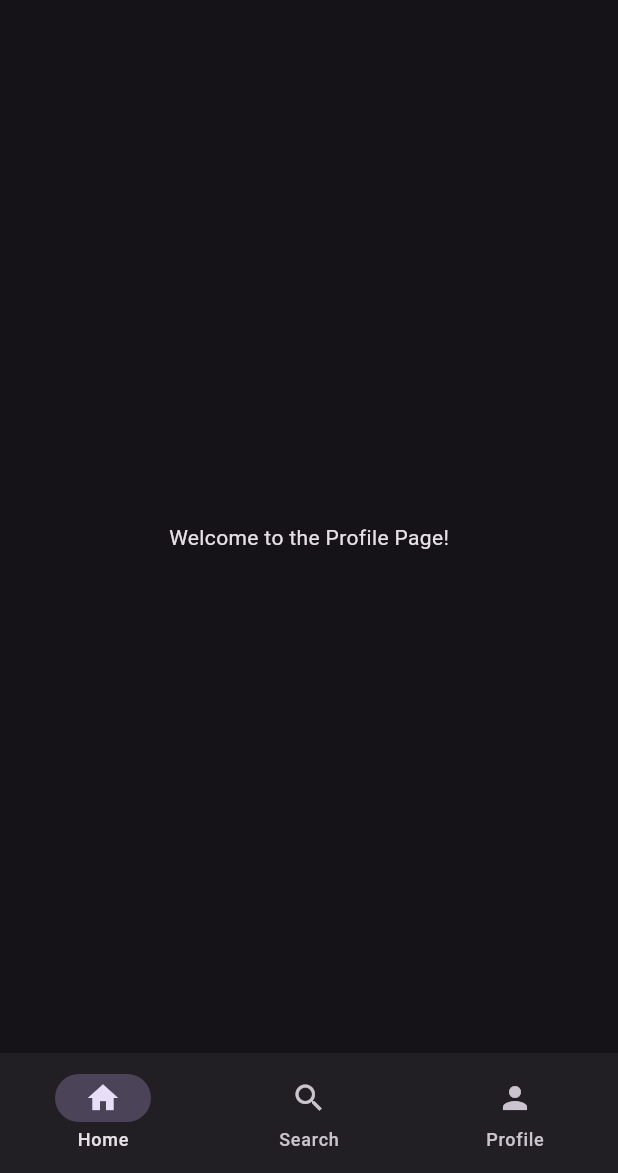
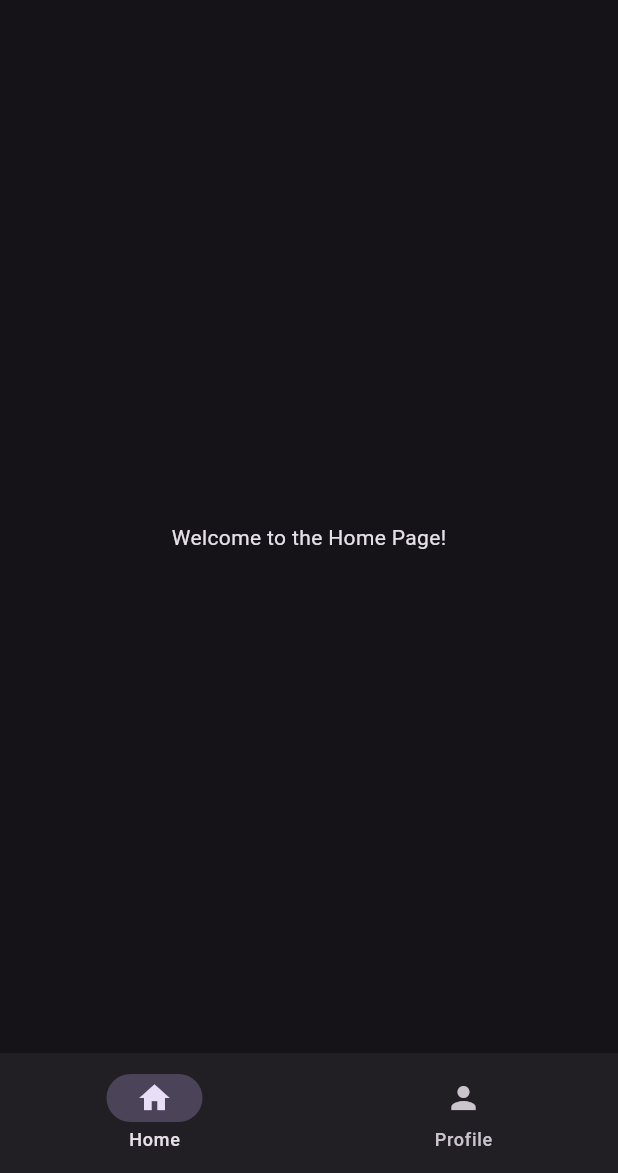
Before and after one commit to DCT-Berinyuy/Learn_Flutter_Dev, a Flutter app: the screen it shows after launch, on a phone screen of 412 x 824 dp, the part 63-1236 px from its top. Run offline on Flutter 3.47's test engine with Material 3 defaults, Android fonts, the phone set to English and light mode, and no system bars.

```diff
--- /dev/null
+++ b/lib/data/notifiers.dart
@@ -0,0 +1,6 @@
+//ValueNotifier: Hold data that can be listened to for changes
+//ValueListenableBuilder: Listen to changes in ValueNotifier and rebuild widgets(Don't need the setState method)
+
+import 'package:flutter/material.dart';
+
+ValueNotifier<int> selectedPageNotifier = ValueNotifier(0);
--- a/lib/main.dart
+++ b/lib/main.dart
@@ -28,7 +28,7 @@ class _MyAppState extends State<MyApp> {
           brightness: Brightness.dark,
         ),
       ),
-      home: WidgetTree()
+      home: WidgetTree(),
     );
   }
 }
--- a/lib/views/widget_tree.dart
+++ b/lib/views/widget_tree.dart
@@ -1,4 +1,5 @@
 import 'package:flutter/material.dart';
+import 'package:flutter_app/data/notifiers.dart';
 import 'package:flutter_app/views/pages/home_page.dart';
 import 'package:flutter_app/views/pages/profile_page.dart';
 import 'package:flutter_app/widgets/navbar_widget.dart';
@@ -14,7 +15,11 @@ class WidgetTree extends StatelessWidget {
   Widget build(BuildContext context) {
     return Scaffold(
         appBar: AppBar(centerTitle: true, title: Text('DeepCodeThinking')),
-        body: pages.elementAt(1),
+        body: ValueListenableBuilder(
+          valueListenable: selectedPageNotifier,
+          builder: (context, selectedPage, child) {
+          return pages.elementAt(selectedPage);
+        }),
         bottomNavigationBar: NavbarWidget()
       );
   }
--- a/lib/widgets/navbar_widget.dart
+++ b/lib/widgets/navbar_widget.dart
@@ -1,30 +1,23 @@
 import 'package:flutter/material.dart';
+import 'package:flutter_app/data/notifiers.dart';
 
-class NavbarWidget extends StatefulWidget {
+class NavbarWidget extends StatelessWidget {
   const NavbarWidget({super.key});
 
   @override
-  State<NavbarWidget> createState() => _NavebarWidgetState();
-}
-
-class _NavebarWidgetState extends State<NavbarWidget> {
-  int curentIndex = 0;
-  @override
   Widget build(BuildContext context) {
-    return NavigationBar(
+    return ValueListenableBuilder(valueListenable: selectedPageNotifier,
+     builder: (context, selectedPage, child) {
+      return NavigationBar(
           destinations: [
             NavigationDestination(icon: Icon(Icons.home), label: 'Home'),
-            NavigationDestination(icon: Icon(Icons.search), label: 'Search'),
             NavigationDestination(icon: Icon(Icons.person), label: 'Profile'),
           ],
           onDestinationSelected: (int index) {
-            // Handle navigation logic here
-            setState(() {
-              // Update the UI based on the selected index
-              curentIndex = index;
-            });
+            selectedPageNotifier.value = index;
           },
-          selectedIndex: curentIndex,
+          selectedIndex: selectedPage,
         );
+    });
   }
 }
```
